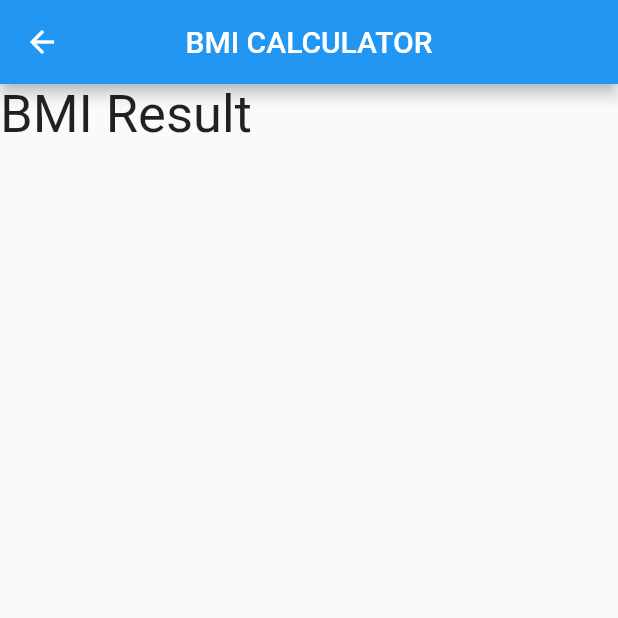
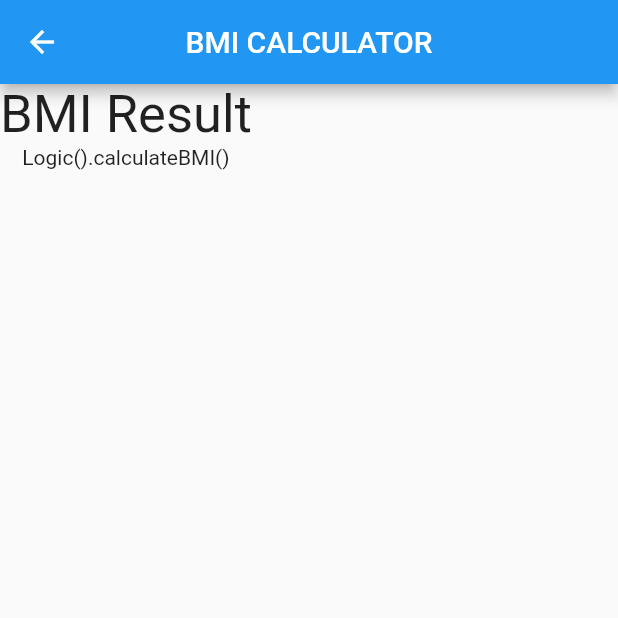
Before and after one commit to asamoah-fred/BMI-Calculator, a Flutter app: the ResultsPage screen opened directly, on a phone screen of 412 x 824 dp, the top half of it. Run offline on Flutter 3.47's test engine with Material 2 defaults, Android fonts, the phone set to English and light mode, and no system bars; our stand-ins replace font_awesome_flutter.

Commit message:
Added Logic

```diff
--- /dev/null
+++ b/lib/formula.dart
@@ -0,0 +1,8 @@
+import 'dart:math';
+
+class Logic {
+  double? calculateBMI(int height, int weight) {
+    double bmi = weight / pow(height / 100, 2);
+    return bmi;
+  }
+}
--- a/lib/results_page.dart
+++ b/lib/results_page.dart
@@ -1,4 +1,5 @@
 import 'package:flutter/material.dart';
+import 'package:bmi_calculator/formula.dart';
 
 class ResultsPage extends StatefulWidget {
   int? weight;
@@ -25,13 +26,14 @@ class _ResultsPageState extends State<ResultsPage> {
         centerTitle: true,
       ),
       body: Column(
-        children: const [
-          Text(
+        children: [
+          const Text(
             "BMI Result",
             style: TextStyle(
               fontSize: 35,
             ),
           ),
+          Text('$Logic().calculateBMI()'),
         ],
       ),
     );
```
